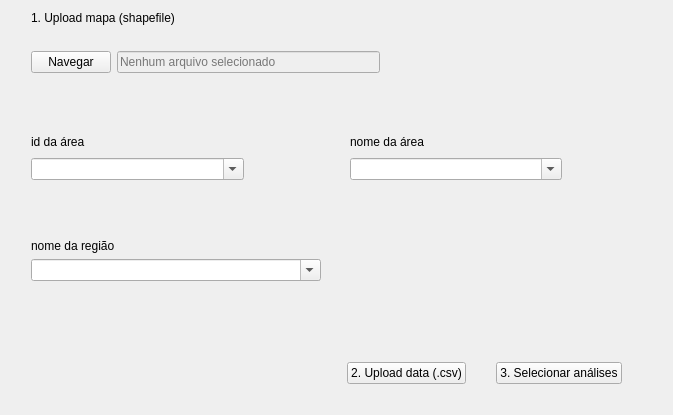
Above: GUI/layouts/frame_map.ui from rodriguesmsb/pyBIS before the change. Below: the same form after it.
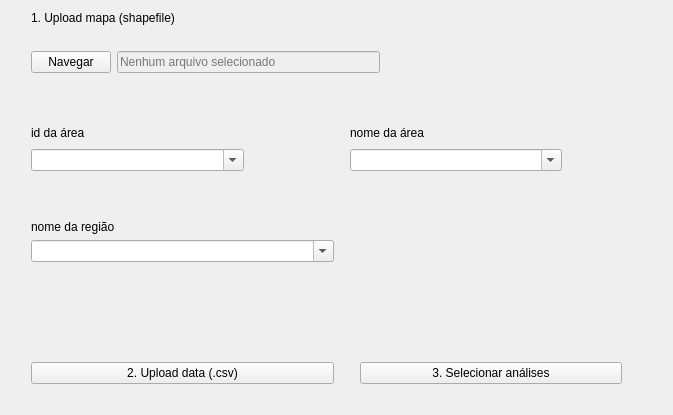
That is the form after the change.

Diff of the .ui file:
```diff
--- a/GUI/layouts/frame_map.ui
+++ b/GUI/layouts/frame_map.ui
@@ -274,6 +274,13 @@
        </property>
       </spacer>
      </item>
+     <item>
+      <widget class="QPushButton" name="pushButton">
+       <property name="text">
+        <string>2. Upload data (.csv)</string>
+       </property>
+      </widget>
+     </item>
     </layout>
    </item>
    <item row="6" column="2">
@@ -287,13 +294,6 @@
      <property name="rightMargin">
       <number>20</number>
      </property>
-     <item alignment="Qt::AlignBottom">
-      <widget class="QPushButton" name="pushButton">
-       <property name="text">
-        <string>2. Upload data (.csv)</string>
-       </property>
-      </widget>
-     </item>
      <item alignment="Qt::AlignBottom">
       <widget class="QPushButton" name="pushButton_2">
        <property name="text">
```
